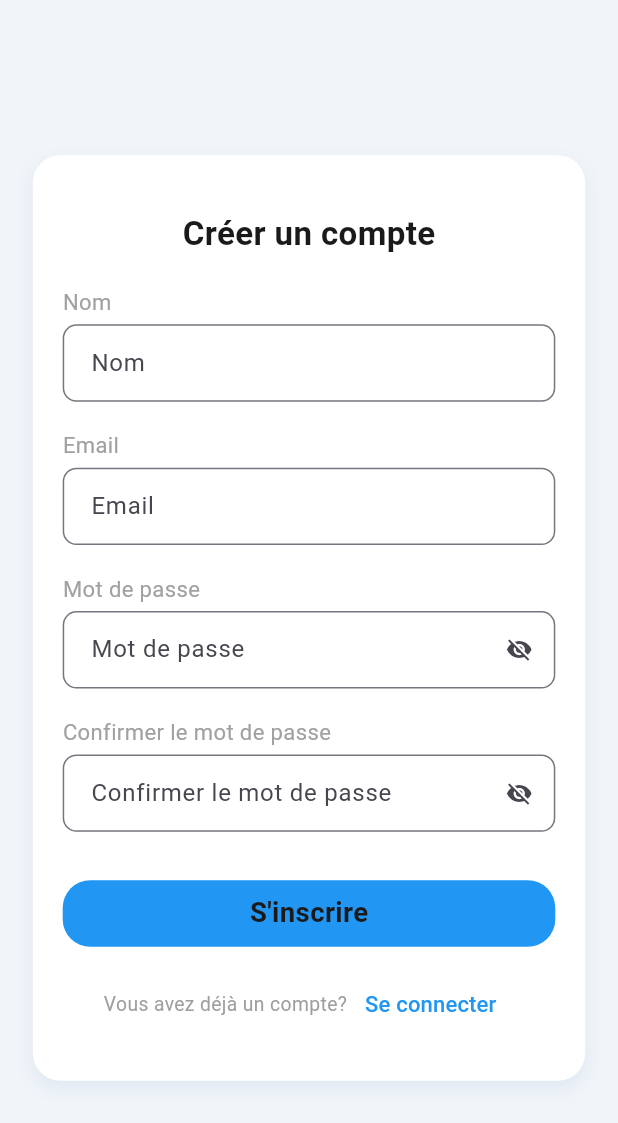
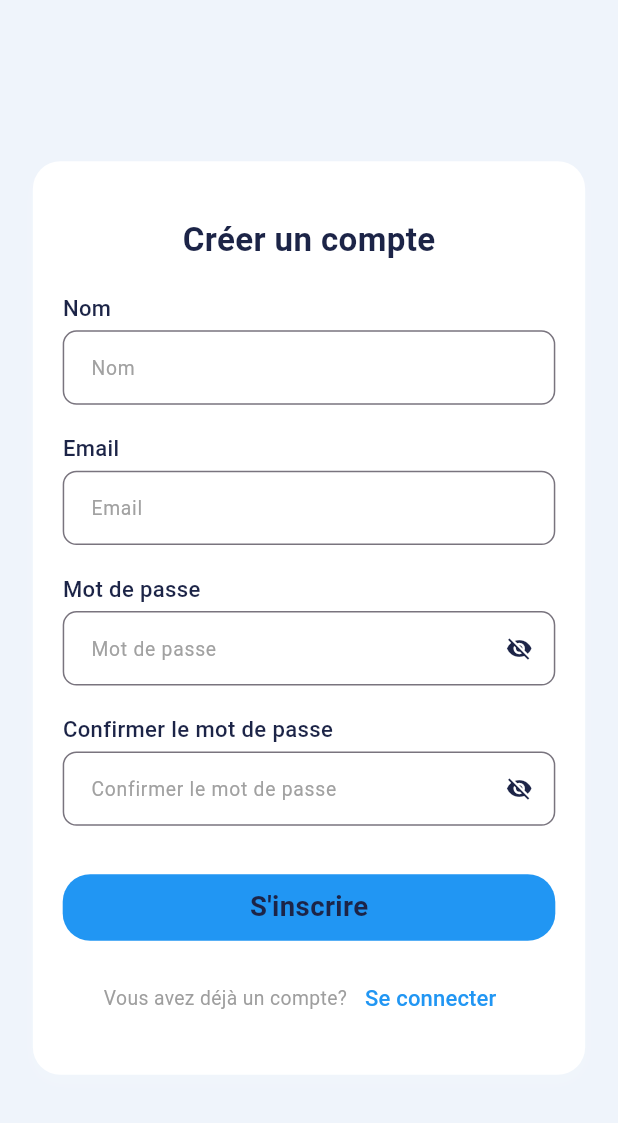
Before and after one commit to RechidiAhmedAbdelaaziz/DocQuiz-APP, a Flutter app: the screen it shows after launch, after a tap on "Se connecter", after a tap on "Inscrivez-vous", on a phone screen of 412 x 824 dp. Shown: the top 1123 px of the screen. Run offline on Flutter 3.47's test engine with Material 3 defaults, Android fonts, the phone set to English and light mode, and no system bars; our stand-ins replace conditional_builder_null_safety, dio, equatable, flutter_bloc, flutter_otp_text_field, flutter_screenutil and 8 more; generated files the repository leaves out were written again.

Commit message:
Enhanced theme consistency across UI
Introduced theme-based styling for text, borders, and backgrounds to improve visual consistency and adherence to design guidelines across the application. This update involves:

- Integration of dynamic theme extensions for more flexible style management.
- Adjustment of primary and background colors in light and dark themes for a cohesive color scheme.
- Refinement of text styles, including font weight adjustments, to enhance readability and maintain uniformity across different UI components.
- Utilization of theme colors for icons, borders, and button backgrounds to ensure elements align with the overall theme, enhancing the user interface's aesthetic appeal.

This refactor enhances the user experience by providing a more visually cohesive and appealing interface, aligning closely with modern design practices.

```diff
--- a/lib/core/shared/widgets/form_field.dart
+++ b/lib/core/shared/widgets/form_field.dart
@@ -1,5 +1,6 @@
 // ignore_for_file: library_private_types_in_public_api
 
+import 'package:app/feature/themes/helper/theme.extension.dart';
 import 'package:flutter/material.dart';
 import 'package:flutter_screenutil/flutter_screenutil.dart';
 
@@ -41,10 +42,13 @@ class _AppInputeFieldState extends State<AppInputeField> {
       obscureText: widget._obscureText && !_showContent,
       onChanged: widget._onChanged,
       validator: widget._validator,
+      style: context.theme.textStyles.body1,
       decoration: InputDecoration(
         hintText: widget._hint,
+        hintStyle: context.theme.textStyles.body2,
         border: OutlineInputBorder(
           borderRadius: BorderRadius.circular(10.r),
+          borderSide: BorderSide(color: context.theme.colors.primary),
         ),
         isDense: true,
         isCollapsed: true,
@@ -56,6 +60,7 @@ class _AppInputeFieldState extends State<AppInputeField> {
                   _showContent
                       ? Icons.visibility
                       : Icons.visibility_off,
+                  color: context.theme.colors.primaryText,
                 ),
                 onPressed: () {
                   setState(() {
--- a/lib/core/theme/colors.dart
+++ b/lib/core/theme/colors.dart
@@ -17,15 +17,15 @@ abstract class AppColors {
 }
 
 class LightColors implements AppColors {
-  final Color background = const Color(0xFFf1f5f9);
-  final Color primary = const Color(0xFF3f72af);
-  final Color primaryText = const Color(0xFF1a1a1a);
+  final Color background = const Color(0xFFeff4fb);
+  final Color primary = const Color(0xFFFFFFFF);
+  final Color primaryText = const Color(0xFF1c2447);
   final Color secondaryText = const Color(0xFFa1a1a1);
 }
 
 class DarkColors implements AppColors {
-  final Color background = const Color(0xFF1a1a1a);
-  final Color primary = const Color(0xFF3f72af);
+  final Color background = const Color(0xFF1d2a39);
+  final Color primary = const Color(0xFF313d4a);
   final Color primaryText = const Color(0xFFf1f5f9);
   final Color secondaryText = const Color(0xFFa1a1a1);
 }
--- a/lib/core/theme/fonts.dart
+++ b/lib/core/theme/fonts.dart
@@ -15,7 +15,7 @@ class AppFontStyles {
 
   TextStyle get h2 => TextStyle(
         fontSize: 24.sp,
-        fontWeight: FontWeight.bold,
+        fontWeight: FontWeight.w700,
         color: primary,
       );
 
@@ -39,12 +39,14 @@ class AppFontStyles {
 
   TextStyle get body1 => TextStyle(
         fontSize: 16.sp,
-        color: secondary,
+        color: primary,
+        fontWeight: FontWeight.w500,
       );
 
   TextStyle get body2 => TextStyle(
         fontSize: 14.sp,
         color: secondary,
+        fontWeight: FontWeight.w400,
       );
 
   TextStyle get caption => TextStyle(
--- a/lib/feature/auth/module/forgetpassword/ui/scaffold.dart
+++ b/lib/feature/auth/module/forgetpassword/ui/scaffold.dart
@@ -31,7 +31,7 @@ class _Scaffold extends StatelessWidget {
             margin: EdgeInsets.symmetric(horizontal: 22.w),
             decoration: BoxDecoration(
               borderRadius: BorderRadius.circular(20.r),
-              color: Colors.white,
+              color: context.theme.colors.primary,
               boxShadow: [
                 BoxShadow(
                   color:
--- a/lib/feature/auth/module/login/ui/dont_have_account.dart
+++ b/lib/feature/auth/module/login/ui/dont_have_account.dart
@@ -15,11 +15,12 @@ class _DontHaveAccount extends StatelessWidget {
         ),
         TextButton(
           style: TextButton.styleFrom(padding: EdgeInsets.zero),
-          onPressed: () => context.off(AuthRoute.signUp(), canPop: false),
+          onPressed: () =>
+              context.off(AuthRoute.signUp(), canPop: false),
           child: Text(
             'Inscrivez-vous',
             style: context.theme.textStyles.body1.copyWith(
-              color: context.theme.colors.primary,
+              color: Colors.blue,
             ),
           ),
         ),
--- a/lib/feature/auth/module/login/ui/scaffold.dart
+++ b/lib/feature/auth/module/login/ui/scaffold.dart
@@ -40,7 +40,7 @@ class _Scaffold extends StatelessWidget {
             margin: EdgeInsets.symmetric(horizontal: 22.w),
             decoration: BoxDecoration(
               borderRadius: BorderRadius.circular(20.r),
-              color: Colors.white,
+              color: context.theme.colors.primary,
               boxShadow: [
                 BoxShadow(
                   color:
--- a/lib/feature/auth/module/otp/ui/otp.screen.dart
+++ b/lib/feature/auth/module/otp/ui/otp.screen.dart
@@ -32,7 +32,7 @@ class OtpScreen extends StatelessWidget {
             margin: EdgeInsets.symmetric(horizontal: 22.w),
             decoration: BoxDecoration(
               borderRadius: BorderRadius.circular(20.r),
-              color: Colors.white,
+              color: context.theme.colors.primary,
               boxShadow: [
                 BoxShadow(
                   color:
--- a/lib/feature/auth/module/resestpassord/ui/reset_password.screen.dart
+++ b/lib/feature/auth/module/resestpassord/ui/reset_password.screen.dart
@@ -35,7 +35,7 @@ class ResetPasswordScreen extends StatelessWidget {
             margin: EdgeInsets.symmetric(horizontal: 22.w),
             decoration: BoxDecoration(
               borderRadius: BorderRadius.circular(20.r),
-              color: Colors.white,
+              color: context.theme.colors.primary,
               boxShadow: [
                 BoxShadow(
                   color:
--- a/lib/feature/auth/module/signup/ui/scaffold.dart
+++ b/lib/feature/auth/module/signup/ui/scaffold.dart
@@ -32,7 +32,7 @@ class _Scaffold extends StatelessWidget {
             margin: EdgeInsets.symmetric(horizontal: 22.w),
             decoration: BoxDecoration(
               borderRadius: BorderRadius.circular(20.r),
-              color: Colors.white,
+              color: context.theme.colors.primary,
               boxShadow: [
                 BoxShadow(
                   color:
```
Also changed, not shown: lib/feature/auth/module/forgetpassword/ui/cancel_button.dart (+5 -2 lines).
